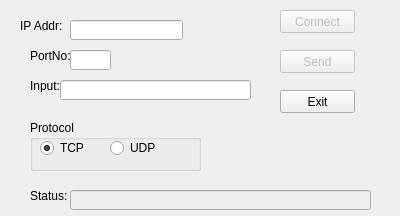
This is socketclient.ui in tommy-cheng/SocketClient as Qt 5 draws it before an edit. The edited form follows.
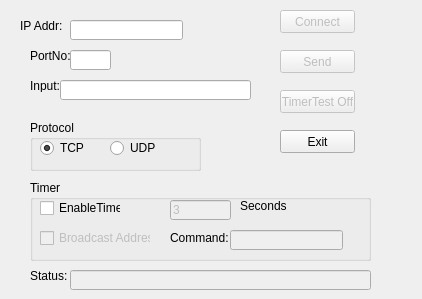
This is the edited form.

Commit message: Timer functions

Patch:
```diff
--- a/socketclient.ui
+++ b/socketclient.ui
@@ -6,8 +6,8 @@
    <rect>
     <x>0</x>
     <y>0</y>
-    <width>400</width>
-    <height>216</height>
+    <width>422</width>
+    <height>299</height>
    </rect>
   </property>
   <property name="windowTitle">
@@ -104,7 +104,7 @@
    <property name="geometry">
     <rect>
      <x>280</x>
-     <y>90</y>
+     <y>130</y>
      <width>75</width>
      <height>23</height>
     </rect>
@@ -182,7 +182,7 @@
    <property name="geometry">
     <rect>
      <x>30</x>
-     <y>190</y>
+     <y>270</y>
      <width>47</width>
      <height>12</height>
     </rect>
@@ -198,12 +198,128 @@
    <property name="geometry">
     <rect>
      <x>70</x>
-     <y>190</y>
+     <y>270</y>
      <width>301</width>
      <height>20</height>
     </rect>
    </property>
   </widget>
+  <widget class="QGroupBox" name="gbTimer">
+   <property name="geometry">
+    <rect>
+     <x>30</x>
+     <y>180</y>
+     <width>341</width>
+     <height>81</height>
+    </rect>
+   </property>
+   <property name="title">
+    <string>Timer</string>
+   </property>
+   <widget class="QCheckBox" name="cbEnableTimer">
+    <property name="enabled">
+     <bool>true</bool>
+    </property>
+    <property name="geometry">
+     <rect>
+      <x>10</x>
+      <y>20</y>
+      <width>81</width>
+      <height>16</height>
+     </rect>
+    </property>
+    <property name="text">
+     <string>EnableTimer</string>
+    </property>
+   </widget>
+   <widget class="QLineEdit" name="leTimerValue">
+    <property name="enabled">
+     <bool>false</bool>
+    </property>
+    <property name="geometry">
+     <rect>
+      <x>140</x>
+      <y>20</y>
+      <width>61</width>
+      <height>20</height>
+     </rect>
+    </property>
+    <property name="text">
+     <string>3</string>
+    </property>
+   </widget>
+   <widget class="QLabel" name="label_5">
+    <property name="geometry">
+     <rect>
+      <x>210</x>
+      <y>20</y>
+      <width>47</width>
+      <height>12</height>
+     </rect>
+    </property>
+    <property name="text">
+     <string>Seconds</string>
+    </property>
+   </widget>
+   <widget class="QCheckBox" name="cbBroadcast">
+    <property name="enabled">
+     <bool>false</bool>
+    </property>
+    <property name="geometry">
+     <rect>
+      <x>10</x>
+      <y>50</y>
+      <width>111</width>
+      <height>16</height>
+     </rect>
+    </property>
+    <property name="text">
+     <string>Broadcast Address</string>
+    </property>
+   </widget>
+   <widget class="QLabel" name="label_6">
+    <property name="geometry">
+     <rect>
+      <x>140</x>
+      <y>50</y>
+      <width>61</width>
+      <height>16</height>
+     </rect>
+    </property>
+    <property name="text">
+     <string>Command:</string>
+    </property>
+   </widget>
+   <widget class="QLineEdit" name="leTimerCommand">
+    <property name="enabled">
+     <bool>false</bool>
+    </property>
+    <property name="geometry">
+     <rect>
+      <x>200</x>
+      <y>50</y>
+      <width>113</width>
+      <height>20</height>
+     </rect>
+    </property>
+   </widget>
+  </widget>
+  <widget class="QPushButton" name="pbTimerTest">
+   <property name="enabled">
+    <bool>false</bool>
+   </property>
+   <property name="geometry">
+    <rect>
+     <x>280</x>
+     <y>90</y>
+     <width>75</width>
+     <height>23</height>
+    </rect>
+   </property>
+   <property name="text">
+    <string>TimerTest Off</string>
+   </property>
+  </widget>
  </widget>
  <layoutdefault spacing="6" margin="11"/>
  <tabstops>
```
Left out of the diff: 8 changed lines with no effect on the pictures. The commit also changes 2 other files.
